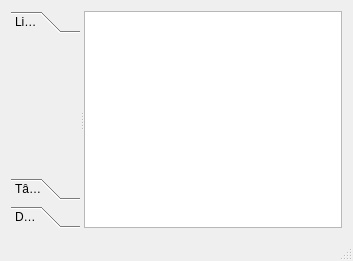
The window that src/ihm/TaskManager/mainwindow.ui (bmael/IHMProject) describes before a commit, drawn with Qt 5.
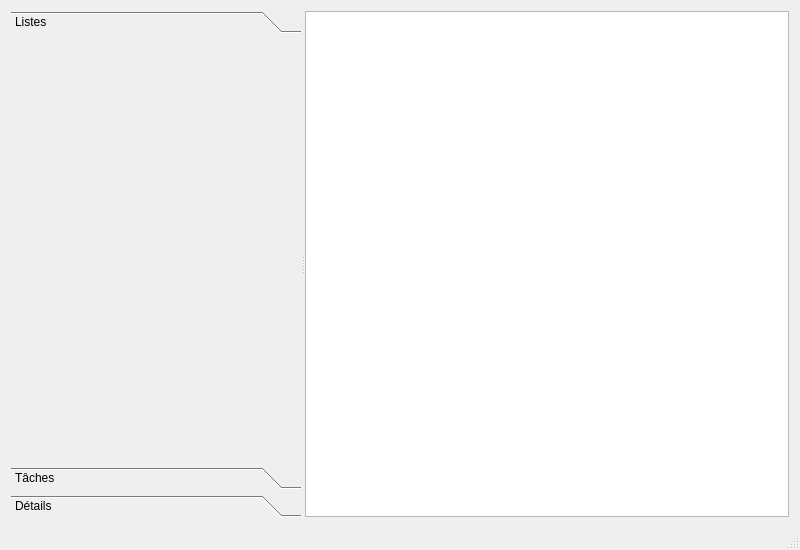
The same window after the commit. Custom widgets are drawn as their Qt base class.

```diff
--- a/src/ihm/TaskManager/mainwindow.ui
+++ b/src/ihm/TaskManager/mainwindow.ui
@@ -6,10 +6,16 @@
    <rect>
     <x>0</x>
     <y>0</y>
-    <width>353</width>
-    <height>261</height>
+    <width>800</width>
+    <height>550</height>
    </rect>
   </property>
+  <property name="minimumSize">
+   <size>
+    <width>800</width>
+    <height>550</height>
+   </size>
+  </property>
   <property name="windowTitle">
    <string>Moustache</string>
   </property>
@@ -21,6 +27,18 @@
        <enum>Qt::Horizontal</enum>
       </property>
       <widget class="QToolBox" name="toolBox">
+       <property name="sizePolicy">
+        <sizepolicy hsizetype="Ignored" vsizetype="Ignored">
+         <horstretch>0</horstretch>
+         <verstretch>0</verstretch>
+        </sizepolicy>
+       </property>
+       <property name="minimumSize">
+        <size>
+         <width>290</width>
+         <height>0</height>
+        </size>
+       </property>
        <property name="currentIndex">
         <number>0</number>
        </property>
@@ -29,8 +47,8 @@
          <rect>
           <x>0</x>
           <y>0</y>
-          <width>79</width>
-          <height>93</height>
+          <width>290</width>
+          <height>382</height>
          </rect>
         </property>
         <attribute name="label">
@@ -64,11 +82,16 @@
         </attribute>
        </widget>
       </widget>
-      <widget class="QTreeView" name="tasksView"/>
+      <widget class="QTreeView" name="tasksView">
+       <property name="alternatingRowColors">
+        <bool>true</bool>
+       </property>
+      </widget>
      </widget>
     </item>
    </layout>
   </widget>
+  <widget class="QStatusBar" name="statusBar"/>
   <widget class="QMenuBar" name="menuBar">
    <property name="geometry">
     <rect>
@@ -79,7 +102,6 @@
     </rect>
    </property>
   </widget>
-  <widget class="QStatusBar" name="statusBar"/>
  </widget>
  <layoutdefault spacing="6" margin="11"/>
  <customwidgets>
```
Left out of the diff: 12 changed lines with no effect on the pictures.
